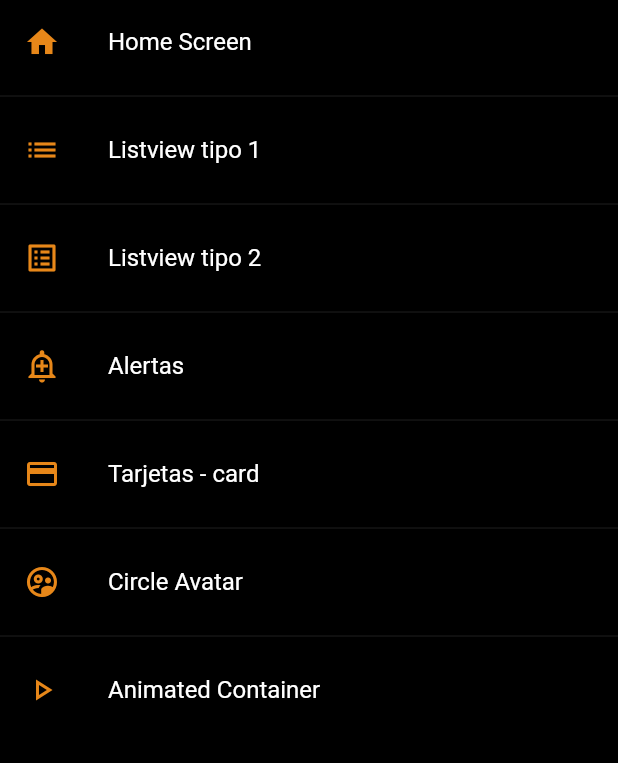
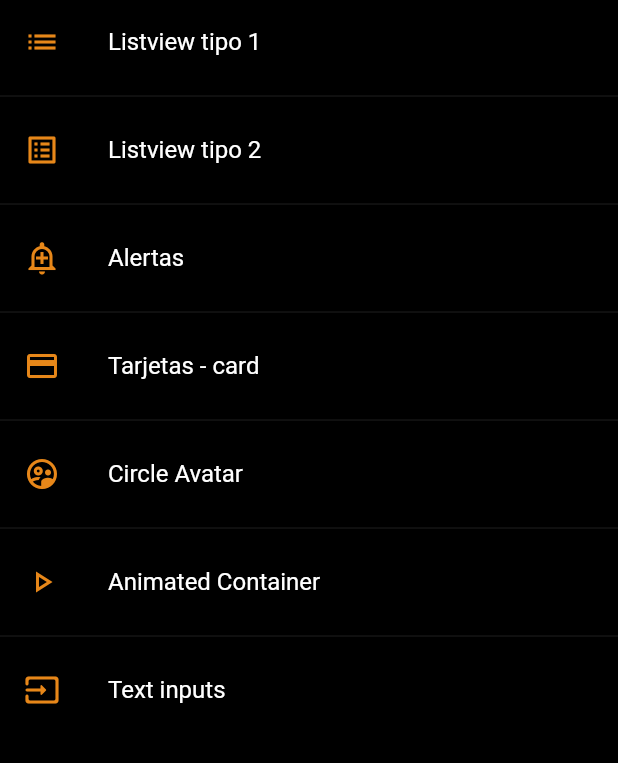
Before and after one commit to leone2016/flutter, a Flutter app: the screen it shows after launch, on a phone screen of 412 x 824 dp, the part 84-847 px from its top. Run offline on Flutter 3.47's test engine with Material 2 defaults, Android fonts, the phone set to English and light mode, and no system bars.

Commit message:
init text form field

```diff
--- a/seccion6/flutter_componentes/lib/router/app_routes.dart
+++ b/seccion6/flutter_componentes/lib/router/app_routes.dart
@@ -4,8 +4,8 @@ import 'package:flutter_componentes/screens/index.dart';
 
 class AppRoutes {
   static final menuOptions = <MenuOption>[
-    MenuOption(
-        route: 'home',icon: Icons.home,name: 'Home Screen',screen: const HomeScreen()),
+   /*  MenuOption(
+        route: 'home',icon: Icons.home,name: 'Home Screen',screen: const HomeScreen()), */
     MenuOption(
         route: 'listView1',icon: Icons.list,name: 'Listview tipo 1',screen: const ListViewScreen()),
     MenuOption(
@@ -17,13 +17,16 @@ class AppRoutes {
     MenuOption(
         route: 'avatar', icon: Icons.supervised_user_circle_outlined, name: 'Circle Avatar', screen: const AvatarScreen()),
     MenuOption(
-        route: 'animated', icon: Icons.play_arrow_outlined, name: 'Animated Container', screen: const AnimatedScreen())
+        route: 'animated', icon: Icons.play_arrow_outlined, name: 'Animated Container', screen: const AnimatedScreen()),
+    MenuOption(
+        route: 'inputs', icon: Icons.input_rounded, name: 'Text inputs', screen: const InputsScreen())
   ];
 
   static const initialRoute = 'home';
 
   static Map<String, Widget Function(BuildContext)> getAppRoutes() {
     Map<String, Widget Function(BuildContext)> appRoutes = {};
+      appRoutes.addAll({'home': (BuildContext context) => const HomeScreen()});
 
     for (var option in menuOptions) {
       appRoutes.addAll({option.route: (BuildContext context) => option.screen});
--- a/seccion6/flutter_componentes/lib/screens/avatar_screen.dart
+++ b/seccion6/flutter_componentes/lib/screens/avatar_screen.dart
@@ -13,7 +13,7 @@ class AvatarScreen extends StatelessWidget {
           Container(
             margin: const EdgeInsets.only(right: 5),
             child: CircleAvatar(
-              child: Text('SL'),
+              child: Text('SL' ),
               backgroundColor: Colors.indigo[900],
             ),
           )
--- a/seccion6/flutter_componentes/lib/screens/index.dart
+++ b/seccion6/flutter_componentes/lib/screens/index.dart
@@ -1,7 +1,8 @@
+export 'package:flutter_componentes/screens/alert_screen.dart';
 export 'package:flutter_componentes/screens/animated_screen.dart';
 export 'package:flutter_componentes/screens/avatar_screen.dart';
+export 'package:flutter_componentes/screens/cart_screen.dart';
 export 'package:flutter_componentes/screens/home_screen.dart';
-export 'package:flutter_componentes/screens/alert_screen.dart';
-export 'package:flutter_componentes/screens/cart_screen.dart';
+export 'package:flutter_componentes/screens/inputs_screen.dart';
+export 'package:flutter_componentes/screens/listview_screen.dart';
 export 'package:flutter_componentes/screens/listview2_screen.dart';
-export 'package:flutter_componentes/screens/listview_screen.dart';
```
Also changed, not shown: seccion6/flutter_componentes/lib/screens/inputs_screen.dart (added, +30 -0 lines).
